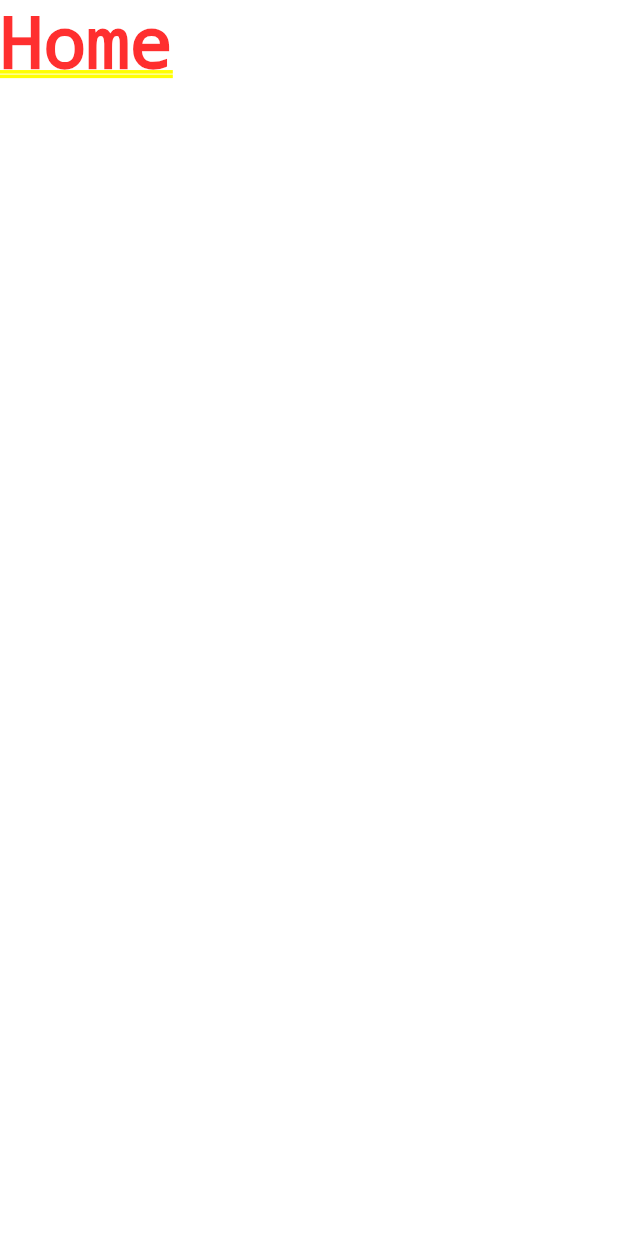
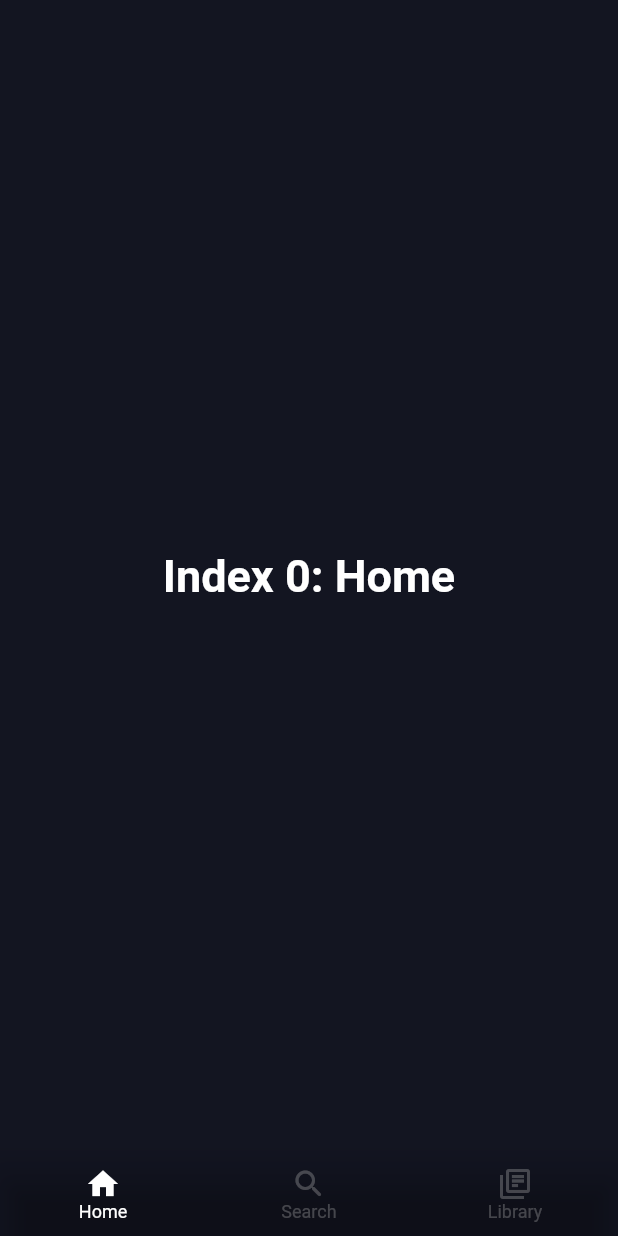
Before and after one commit to DannyPX/rabble, a Flutter app: the screen it shows after launch, after a tap on "Let's get started", on a phone screen of 412 x 824 dp. Run offline on Flutter 3.47's test engine with Material 2 defaults, Android fonts, the phone set to English and light mode, and no system bars; our stand-ins replace flutter_svg.

Commit message:
Added bottom navigation

```diff
--- a/lib/constants.dart
+++ b/lib/constants.dart
@@ -31,6 +31,12 @@ const cIconGradiant = LinearGradient(
   begin: Alignment.centerLeft,
   end: Alignment.centerRight,
   colors: [cIconPrimaryColor, cIconSecondaryColor],
+);
+
+const cNavbarGradient = LinearGradient(
+  begin: Alignment.topCenter,
+  end: Alignment.bottomCenter,
+  colors: [Color(0x00131521), Color(0xFF131521)],
 );
 
 const fPoppins = 'Poppins';
--- a/lib/main.dart
+++ b/lib/main.dart
@@ -1,5 +1,6 @@
 import 'package:flutter/material.dart';
 import 'package:flutter/services.dart';
+import 'package:rabble/constants.dart';
 import 'package:rabble/views/onboarding.dart';
 
 void main() {
--- a/lib/views/home.dart
+++ /dev/null
@@ -1,10 +0,0 @@
-import 'package:flutter/material.dart';
-
-class HomePage extends StatelessWidget {
-  @override
-  Widget build(BuildContext context) {
-    return Container(
-      child: Text("Home"),
-    );
-  }
-}
--- /dev/null
+++ b/lib/views/main.dart
@@ -0,0 +1,73 @@
+import 'package:flutter/material.dart';
+import '../constants.dart';
+
+class MainPage extends StatefulWidget {
+  const MainPage({Key? key}) : super(key: key);
+
+  @override
+  State<MainPage> createState() => _HomePageState();
+}
+
+class _HomePageState extends State<MainPage> {
+  int _selectedIndex = 0;
+  static const TextStyle optionStyle = TextStyle(
+      fontSize: 30, fontWeight: FontWeight.bold, color: cTextPrimaryColor);
+  static const List<Widget> _widgetOptions = <Widget>[
+    Text(
+      "Index 0: Home",
+      style: optionStyle,
+    ),
+    Text(
+      "Index 1: Search",
+      style: optionStyle,
+    ),
+    Text(
+      "Index 2: Library",
+      style: optionStyle,
+    ),
+  ];
+
+  void _onItemTapped(int index) {
+    setState(() {
+      _selectedIndex = index;
+    });
+  }
+
+  @override
+  Widget build(BuildContext context) {
+    return Scaffold(
+      backgroundColor: cBackgroundColor,
+      body: Center(
+        child: _widgetOptions.elementAt(_selectedIndex),
+      ),
+      bottomNavigationBar: Container(
+        decoration: const BoxDecoration(
+          gradient: cNavbarGradient,
+        ),
+        child: BottomNavigationBar(
+          items: const <BottomNavigationBarItem>[
+            BottomNavigationBarItem(
+              icon: Icon(Icons.home),
+              label: 'Home',
+            ),
+            BottomNavigationBarItem(
+              icon: Icon(Icons.search_rounded),
+              label: 'Search',
+            ),
+            BottomNavigationBarItem(
+              icon: Icon(Icons.my_library_books_outlined),
+              label: 'Library',
+            ),
+          ],
+          type: BottomNavigationBarType.fixed,
+          currentIndex: _selectedIndex,
+          backgroundColor: Colors.transparent,
+          unselectedItemColor: cIconSecondaryColor,
+          selectedItemColor: cIconPrimaryColor,
+          selectedFontSize: 12.0,
+          onTap: _onItemTapped,
+        ),
+      ),
+    );
+  }
+}
--- a/lib/views/onboarding.dart
+++ b/lib/views/onboarding.dart
@@ -2,7 +2,7 @@ import 'package:flutter/material.dart';
 import 'package:rabble/constants.dart';
 import 'package:flutter_svg/flutter_svg.dart';
 
-import 'home.dart';
+import 'main.dart';
 
 class OnboardingPage extends StatelessWidget {
   const OnboardingPage({Key? key}) : super(key: key);
@@ -84,7 +84,7 @@ class OnboardingPage extends StatelessWidget {
                         Navigator.push(
                           context,
                           MaterialPageRoute(
-                            builder: (context) => HomePage(),
+                            builder: (context) => MainPage(),
                             fullscreenDialog: true,
                           ),
                         );
```
